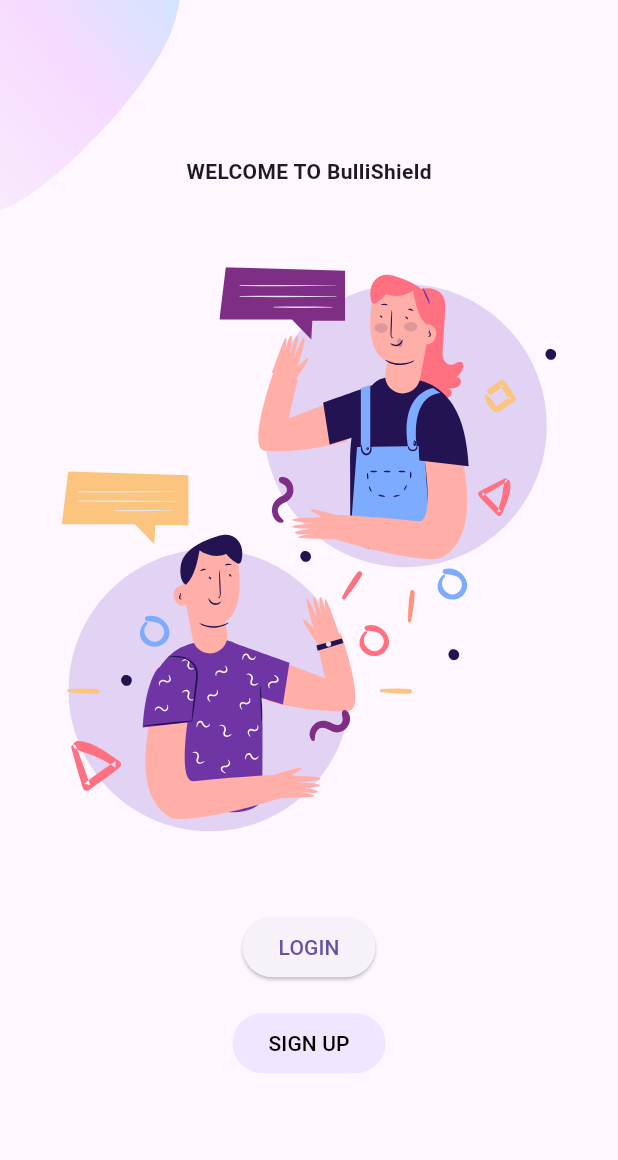
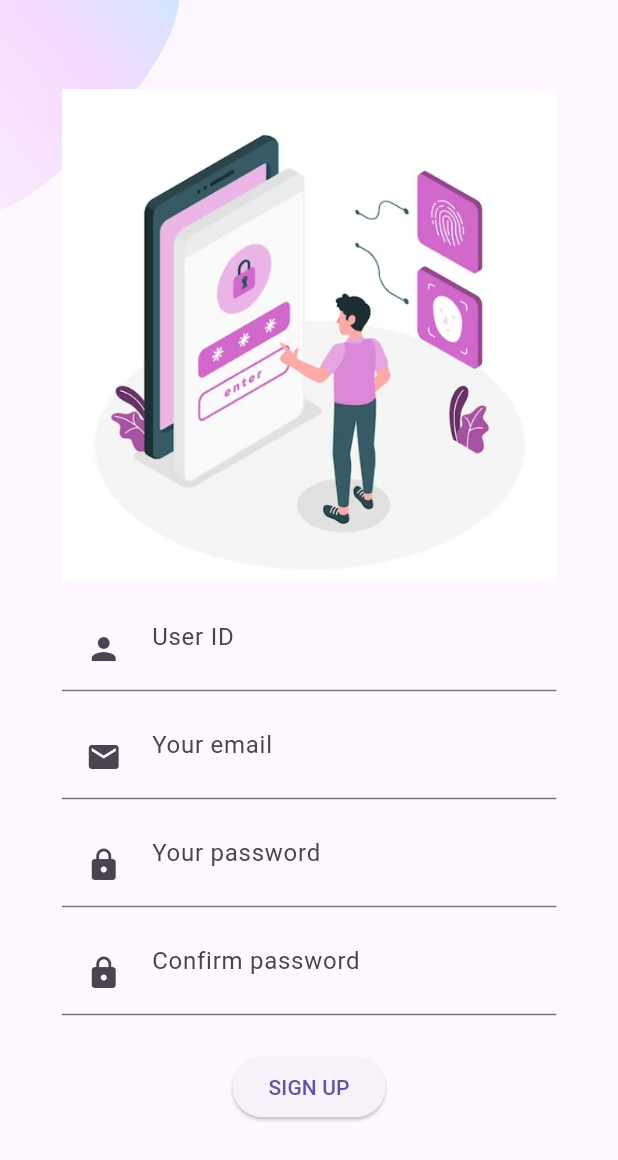
Before and after one commit to FarhanTahmid/Bullishield-Frontend, a Flutter app: the screen it shows after launch, after a tap on "SIGN UP", on a phone screen of 412 x 824 dp. Shown: the top 1160 px of the screen. Run offline on Flutter 3.47's test engine with Material 3 defaults, Android fonts, the phone set to English and light mode, and no system bars; our stand-ins replace flutter_svg.

Commit message:
new upgrade signup screen done

```diff
--- /dev/null
+++ b/bullishield/lib/Screens/Signup/components/or_divider.dart
@@ -0,0 +1,40 @@
+import 'package:flutter/material.dart';
+import 'package:bullishield/constants.dart';
+
+class OrDivider extends StatelessWidget {
+  const OrDivider({Key? key}) : super(key: key);
+
+  @override
+  Widget build(BuildContext context) {
+    Size size = MediaQuery.of(context).size;
+    return Container(
+      margin: EdgeInsets.symmetric(vertical: size.height * 0.02),
+      width: size.width * 0.8,
+      child: Row(
+        children: <Widget>[
+          buildDivider(),
+          const Padding(
+            padding: EdgeInsets.symmetric(horizontal: 10),
+            child: Text(
+              "OR",
+              style: TextStyle(
+                color: kPrimaryColor,
+                fontWeight: FontWeight.w600,
+              ),
+            ),
+          ),
+          buildDivider(),
+        ],
+      ),
+    );
+  }
+
+  Expanded buildDivider() {
+    return const Expanded(
+      child: Divider(
+        color: Color(0xFFD9D9D9),
+        height: 1.5,
+      ),
+    );
+  }
+}
--- /dev/null
+++ b/bullishield/lib/Screens/Signup/components/sign_up_top_image.dart
@@ -0,0 +1,28 @@
+import 'package:flutter/material.dart';
+
+import '../../../constants.dart';
+
+class SignUpScreenTopImage extends StatelessWidget {
+  const SignUpScreenTopImage({
+    Key? key,
+  }) : super(key: key);
+
+  @override
+  Widget build(BuildContext context) {
+    return Column(
+      children: [
+        Row(
+          children: [
+            const Spacer(),
+            Expanded(
+              flex: 8,
+              child: Image.asset("assets/images/signup.png"),
+            ),
+            const Spacer(),
+          ],
+        ),
+        SizedBox(height: defaultPadding),
+      ],
+    );
+  }
+}
--- /dev/null
+++ b/bullishield/lib/Screens/Signup/components/signup_form.dart
@@ -0,0 +1,188 @@
+// import 'package:bullishield/backend.dart';
+import 'package:flutter/material.dart';
+// import 'package:fluttertoast/fluttertoast.dart';
+// import '../../../components/already_have_an_account_acheck.dart';
+import '../../../constants.dart';
+// import '../../Login/login_screen.dart';
+// import 'package:http/http.dart' as http;
+
+class SignUpForm extends StatefulWidget {
+  const SignUpForm({
+    Key? key,
+  }) : super(key: key);
+  @override
+  State<SignUpForm> createState() => SignupFormState();
+}
+
+class SignupFormState extends State<SignUpForm> {
+  // Defining Controllers
+  final user_id_controller = TextEditingController();
+  final email_controller = TextEditingController();
+  final password_controller = TextEditingController();
+  final confirm_password_controller = TextEditingController();
+
+  void signup() async {
+  //   var response;
+  //   Backend backend = Backend();
+  //   String backendMeta = backend.backendMeta;
+  //   // first check if two password matches
+  //   if (password_controller.text.trim() ==
+  //       confirm_password_controller.text.trim()) {
+  //     var signup_url = "$backendMeta/apis/signup/";
+  //     // Posting response to backend server
+  //     try {
+  //       response = await http.post(Uri.parse(signup_url), body: {
+  //         'username': user_id_controller.text.trim(),
+  //         'password': password_controller.text.trim(),
+  //         'email': email_controller.text.trim()
+  //       });
+  //     } catch (e) {
+  //       Fluttertoast.showToast(
+  //         msg: "Please check your network connection and Try again!",
+  //         toastLength: Toast.LENGTH_SHORT,
+  //         gravity: ToastGravity.BOTTOM,
+  //         timeInSecForIosWeb: 1,
+  //         backgroundColor: Colors.grey[700],
+  //         textColor: Colors.white,
+  //         fontSize: 16.0,
+  //       );
+  //     }
+  //   } else {
+  //     Fluttertoast.showToast(
+  //       msg: "Two passwords did not match",
+  //       toastLength: Toast.LENGTH_SHORT,
+  //       gravity: ToastGravity.BOTTOM,
+  //       timeInSecForIosWeb: 1,
+  //       backgroundColor: Colors.grey[700],
+  //       textColor: Colors.red,
+  //       fontSize: 16.0,
+  //     );
+  //   }
+
+  //   // Have to show Toast here
+  //   if ((response.statusCode) == 400) {
+  //     Fluttertoast.showToast(
+  //       msg: "This username already exists! Try logging in",
+  //       toastLength: Toast.LENGTH_SHORT,
+  //       gravity: ToastGravity.BOTTOM,
+  //       timeInSecForIosWeb: 1,
+  //       backgroundColor: Colors.grey[700],
+  //       textColor: Colors.red,
+  //       fontSize: 16.0,
+  //     );
+  //   } else if ((response.statusCode) == 201) {
+  //     Fluttertoast.showToast(
+  //       msg: "Signed up successfully",
+  //       toastLength: Toast.LENGTH_SHORT,
+  //       gravity: ToastGravity.BOTTOM,
+  //       timeInSecForIosWeb: 1,
+  //       backgroundColor: Colors.grey[700],
+  //       textColor: Colors.red,
+  //       fontSize: 16.0,
+  //     );
+  //     Navigator.push(
+  //       context,
+  //       MaterialPageRoute(builder: (context) => LoginScreen()),
+  //     );
+  //   } else if ((response.statusCode) == 205) {
+  //     Fluttertoast.showToast(
+  //       msg:
+  //           "This username does not exist in our database. Please contact your organization administration",
+  //       toastLength: Toast.LENGTH_SHORT,
+  //       gravity: ToastGravity.BOTTOM,
+  //       timeInSecForIosWeb: 1,
+  //       backgroundColor: Colors.grey[700],
+  //       textColor: Colors.red,
+  //       fontSize: 16.0,
+  //     );
+  //   }
+  }
+
+  @override
+  Widget build(BuildContext context) {
+    return Form(
+      child: Column(
+        children: [
+          TextFormField(
+            controller: user_id_controller,
+            keyboardType: TextInputType.emailAddress,
+            textInputAction: TextInputAction.next,
+            cursorColor: kPrimaryColor,
+            decoration: const InputDecoration(
+              hintText: "User ID",
+              prefixIcon: Padding(
+                padding: const EdgeInsets.all(defaultPadding),
+                child: Icon(Icons.person),
+              ),
+            ),
+          ),
+          Padding(
+            padding: const EdgeInsets.symmetric(vertical: defaultPadding),
+            child: TextFormField(
+              controller: email_controller,
+              keyboardType: TextInputType.emailAddress,
+              textInputAction: TextInputAction.next,
+              cursorColor: kPrimaryColor,
+              onSaved: (email) {},
+              decoration: const InputDecoration(
+                hintText: "Your email",
+                prefixIcon: Padding(
+                  padding: const EdgeInsets.all(defaultPadding),
+                  child: Icon(Icons.email),
+                ),
+              ),
+            ),
+          ),
+          TextFormField(
+            textInputAction: TextInputAction.done,
+            controller: password_controller,
+            obscureText: true,
+            cursorColor: kPrimaryColor,
+            decoration: const InputDecoration(
+              hintText: "Your password",
+              prefixIcon: Padding(
+                padding: const EdgeInsets.all(defaultPadding),
+                child: Icon(Icons.lock),
+              ),
+            ),
+          ),
+          Padding(
+            padding: const EdgeInsets.symmetric(vertical: defaultPadding),
+            child: TextFormField(
+              controller: confirm_password_controller,
+              textInputAction: TextInputAction.done,
+              obscureText: true,
+              cursorColor: kPrimaryColor,
+              decoration: const InputDecoration(
+                hintText: "Confirm password",
+                prefixIcon: Padding(
+                  padding: EdgeInsets.all(defaultPadding),
+                  child: Icon(Icons.lock),
+                ),
+              ),
+            ),
+          ),
+          const SizedBox(height: defaultPadding / 2),
+          ElevatedButton(
+            onPressed: signup,
+            child: Text("Sign Up".toUpperCase()),
+          ),
+          const SizedBox(height: defaultPadding),
+          // AlreadyHaveAnAccountCheck(
+          //   login: false,
+          //   press: () {
+          //     Navigator.push(
+          //       context,
+          //       MaterialPageRoute(
+          //         builder: (context) {
+          //           return LoginScreen();
+          //         },
+          //       ),
+          //     );
+          //   },
+          // ),
+        ],
+      ),
+    );
+  }
+}
--- /dev/null
+++ b/bullishield/lib/Screens/Signup/components/social_icon.dart
@@ -0,0 +1,36 @@
+import 'package:flutter/material.dart';
+import 'package:bullishield/constants.dart';
+import 'package:flutter_svg/flutter_svg.dart';
+
+class SocalIcon extends StatelessWidget {
+  final String? iconSrc;
+  final Function? press;
+  const SocalIcon({
+    Key? key,
+    this.iconSrc,
+    this.press,
+  }) : super(key: key);
+
+  @override
+  Widget build(BuildContext context) {
+    return GestureDetector(
+      onTap: press as void Function()?,
+      child: Container(
+        margin: const EdgeInsets.symmetric(horizontal: 10),
+        padding: const EdgeInsets.all(20),
+        decoration: BoxDecoration(
+          border: Border.all(
+            width: 2,
+            color: kPrimaryLightColor,
+          ),
+          shape: BoxShape.circle,
+        ),
+        child: SvgPicture.asset(
+          iconSrc!,
+          height: 20,
+          width: 20,
+        ),
+      ),
+    );
+  }
+}
--- /dev/null
+++ b/bullishield/lib/Screens/Signup/signup_screen.dart
@@ -0,0 +1,67 @@
+import 'package:flutter/material.dart';
+import 'package:bullishield/constants.dart';
+import 'package:bullishield/responsive.dart';
+import '../../components/background.dart';
+import 'components/sign_up_top_image.dart';
+import 'components/signup_form.dart';
+// import 'components/socal_sign_up.dart';
+
+class SignUpScreen extends StatelessWidget {
+  const SignUpScreen({super.key});
+
+  @override
+  Widget build(BuildContext context) {
+    return const Background(
+      child: SingleChildScrollView(
+        child: Responsive(
+          mobile: const MobileSignupScreen(),
+          desktop: Row(
+            children: [
+              Expanded(
+                child: SignUpScreenTopImage(),
+              ),
+              Expanded(
+                child: Column(
+                  mainAxisAlignment: MainAxisAlignment.center,
+                  children: const [
+                    SizedBox(
+                      width: 450,
+                      child: SignUpForm(),
+                    ),
+                    SizedBox(height: defaultPadding / 2),
+                    // SocalSignUp()
+                  ],
+                ),
+              )
+            ],
+          ),
+        ),
+      ),
+    );
+  }
+}
+
+class MobileSignupScreen extends StatelessWidget {
+  const MobileSignupScreen({super.key,});
+
+  @override
+  Widget build(BuildContext context) {
+    return const Column(
+      mainAxisAlignment: MainAxisAlignment.center,
+      children: <Widget>[
+        const SignUpScreenTopImage(),
+        Row(
+          children: const [
+            Spacer(),
+            Expanded(
+              flex: 8,
+              child: SignUpForm(),
+            ),
+            Spacer(),
+          ],
+        ),
+        // const SocalSignUp()
+      ],
+    );
+  }
+}
--- a/bullishield/lib/Screens/Welcome/components/login_signup_btn.dart
+++ b/bullishield/lib/Screens/Welcome/components/login_signup_btn.dart
@@ -3,12 +3,10 @@ import 'package:flutter/material.dart';
 
 import '../../../constants.dart';
 // import '../../Login/login_screen.dart';
-// import '../../Signup/signup_screen.dart';
+import '../../Signup/signup_screen.dart';
 
 class LoginAndSignupBtn extends StatelessWidget {
-  const LoginAndSignupBtn({
-    Key? key,
-  }) : super(key: key);
+  const LoginAndSignupBtn({super.key,});
 
   @override
   Widget build(BuildContext context) {
@@ -41,8 +39,7 @@ class LoginAndSignupBtn extends StatelessWidget {
               MaterialPageRoute(
                 builder: (context) {
                   // return SignUpScreen();
-                  return const WelcomeScreen();
-
+                  return const SignUpScreen();
                 },
               ),
             );
--- a/bullishield/lib/Screens/Welcome/welcome_Screen.dart
+++ b/bullishield/lib/Screens/Welcome/welcome_Screen.dart
@@ -6,11 +6,11 @@ import 'components/login_signup_btn.dart';
 import 'components/welcome_image.dart';
 
 class WelcomeScreen extends StatelessWidget {
-  const WelcomeScreen({Key? key}) : super(key: key);
+  const WelcomeScreen({super.key});
 
   @override
   Widget build(BuildContext context) {
-    return Background(
+    return const Background(
       child: SingleChildScrollView(
         child: SafeArea(
           child: Responsive(
@@ -23,7 +23,7 @@ class WelcomeScreen extends StatelessWidget {
                 Expanded(
                   child: Row(
                     mainAxisAlignment: MainAxisAlignment.center,
-                    children: const [
+                    children:[
                       SizedBox(
                         width: 450,
                         child: LoginAndSignupBtn(),
@@ -33,7 +33,7 @@ class WelcomeScreen extends StatelessWidget {
                 ),
               ],
             ),
-            mobile: const MobileWelcomeScreen(),
+            mobile: MobileWelcomeScreen(),
           ),
         ),
       ),
@@ -42,18 +42,16 @@ class WelcomeScreen extends StatelessWidget {
 }
 
 class MobileWelcomeScreen extends StatelessWidget {
-  const MobileWelcomeScreen({
-    Key? key,
-  }) : super(key: key);
+  const MobileWelcomeScreen({super.key,});
 
   @override
   Widget build(BuildContext context) {
-    return Column(
+    return const Column(
       mainAxisAlignment: MainAxisAlignment.center,
       children: <Widget>[
-        const WelcomeImage(),
+        WelcomeImage(),
         Row(
-          children: const [
+          children:[
             Spacer(),
             Expanded(
               flex: 8,
--- a/bullishield/pubspec.yaml
+++ b/bullishield/pubspec.yaml
@@ -46,7 +46,7 @@ dev_dependencies:
   # activated in the `analysis_options.yaml` file located at the root of your
   # package. See that file for information about deactivating specific lint
   # rules and activating additional ones.
-  flutter_lints: ^2.0.0
+  flutter_lints: ^4.0.0
 
 # For information on the generic Dart part of this file, see the
 # following page: https://dart.dev/tools/pub/pubspec
```
Also changed, not shown: bullishield/lib/Screens/Signup/components/socal_sign_up.dart (added, +36 -0 lines), bullishield/pubspec.lock, 1 other file.
